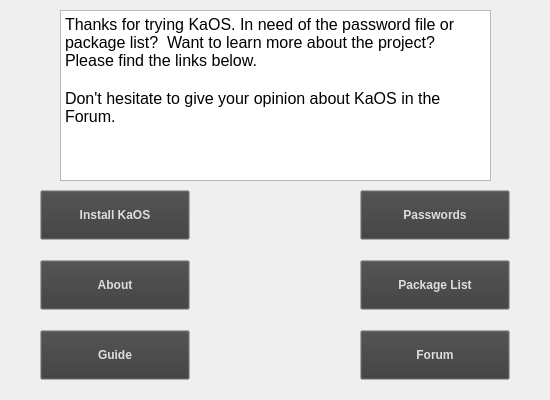
This is mainwindow.ui in netrunner/welcome as Qt 5 draws it before an edit. The edited form follows.
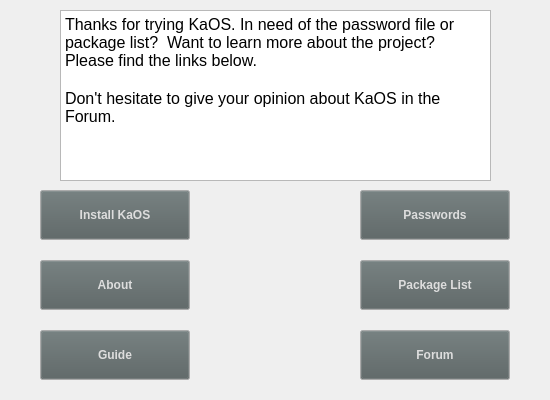
This is the edited form. Icons and pictures are not drawn.

Commit message: adjust button color to match window border

Diff of the .ui file:
```diff
--- a/mainwindow.ui
+++ b/mainwindow.ui
@@ -32,9 +32,9 @@
       <colorrole role="Button">
        <brush brushstyle="SolidPattern">
         <color alpha="255">
-         <red>42</red>
-         <green>41</green>
-         <blue>41</blue>
+         <red>86</red>
+         <green>96</green>
+         <blue>96</blue>
         </color>
        </brush>
       </colorrole>
@@ -52,9 +52,9 @@
       <colorrole role="Button">
        <brush brushstyle="SolidPattern">
         <color alpha="255">
-         <red>60</red>
-         <green>59</green>
-         <blue>59</blue>
+         <red>86</red>
+         <green>96</green>
+         <blue>96</blue>
         </color>
        </brush>
       </colorrole>
@@ -72,9 +72,9 @@
       <colorrole role="Button">
        <brush brushstyle="SolidPattern">
         <color alpha="255">
-         <red>217</red>
-         <green>216</green>
-         <blue>216</blue>
+         <red>86</red>
+         <green>96</green>
+         <blue>96</blue>
         </color>
        </brush>
       </colorrole>
@@ -118,9 +118,9 @@
       <colorrole role="Button">
        <brush brushstyle="SolidPattern">
         <color alpha="255">
-         <red>42</red>
-         <green>41</green>
-         <blue>41</blue>
+         <red>86</red>
+         <green>96</green>
+         <blue>96</blue>
         </color>
        </brush>
       </colorrole>
@@ -138,9 +138,9 @@
       <colorrole role="Button">
        <brush brushstyle="SolidPattern">
         <color alpha="255">
-         <red>60</red>
-         <green>59</green>
-         <blue>59</blue>
+         <red>86</red>
+         <green>96</green>
+         <blue>96</blue>
         </color>
        </brush>
       </colorrole>
@@ -158,9 +158,9 @@
       <colorrole role="Button">
        <brush brushstyle="SolidPattern">
         <color alpha="255">
-         <red>217</red>
-         <green>216</green>
-         <blue>216</blue>
+         <red>86</red>
+         <green>96</green>
+         <blue>96</blue>
         </color>
        </brush>
       </colorrole>
@@ -201,9 +201,9 @@
       <colorrole role="Button">
        <brush brushstyle="SolidPattern">
         <color alpha="255">
-         <red>42</red>
-         <green>41</green>
-         <blue>41</blue>
+         <red>86</red>
+         <green>96</green>
+         <blue>96</blue>
         </color>
        </brush>
       </colorrole>
@@ -221,9 +221,9 @@
       <colorrole role="Button">
        <brush brushstyle="SolidPattern">
         <color alpha="255">
-         <red>60</red>
-         <green>59</green>
-         <blue>59</blue>
+         <red>86</red>
+         <green>96</green>
+         <blue>96</blue>
         </color>
        </brush>
       </colorrole>
@@ -241,9 +241,9 @@
       <colorrole role="Button">
        <brush brushstyle="SolidPattern">
         <color alpha="255">
-         <red>217</red>
-         <green>216</green>
-         <blue>216</blue>
+         <red>86</red>
+         <green>96</green>
+         <blue>96</blue>
         </color>
        </brush>
       </colorrole>
@@ -284,9 +284,9 @@
       <colorrole role="Button">
        <brush brushstyle="SolidPattern">
         <color alpha="255">
-         <red>42</red>
-         <green>41</green>
-         <blue>41</blue>
+         <red>86</red>
+         <green>96</green>
+         <blue>96</blue>
         </color>
        </brush>
       </colorrole>
@@ -304,9 +304,9 @@
       <colorrole role="Button">
        <brush brushstyle="SolidPattern">
         <color alpha="255">
-         <red>60</red>
-         <green>59</green>
-         <blue>59</blue>
+         <red>86</red>
+         <green>96</green>
+         <blue>96</blue>
         </color>
        </brush>
       </colorrole>
@@ -324,9 +324,9 @@
       <colorrole role="Button">
        <brush brushstyle="SolidPattern">
         <color alpha="255">
-         <red>217</red>
-         <green>216</green>
-         <blue>216</blue>
+         <red>86</red>
+         <green>96</green>
+         <blue>96</blue>
         </color>
        </brush>
       </colorrole>
@@ -367,9 +367,9 @@
       <colorrole role="Button">
        <brush brushstyle="SolidPattern">
         <color alpha="255">
-         <red>42</red>
-         <green>41</green>
-         <blue>41</blue>
+         <red>86</red>
+         <green>96</green>
+         <blue>96</blue>
         </color>
        </brush>
       </colorrole>
@@ -387,9 +387,9 @@
       <colorrole role="Button">
        <brush brushstyle="SolidPattern">
         <color alpha="255">
-         <red>60</red>
-         <green>59</green>
-         <blue>59</blue>
+         <red>86</red>
+         <green>96</green>
+         <blue>96</blue>
         </color>
        </brush>
       </colorrole>
@@ -407,9 +407,9 @@
       <colorrole role="Button">
        <brush brushstyle="SolidPattern">
         <color alpha="255">
-         <red>217</red>
-         <green>216</green>
-         <blue>216</blue>
+         <red>86</red>
+         <green>96</green>
+         <blue>96</blue>
         </color>
        </brush>
       </colorrole>
@@ -450,9 +450,9 @@
       <colorrole role="Button">
        <brush brushstyle="SolidPattern">
         <color alpha="255">
-         <red>42</red>
-         <green>41</green>
-         <blue>41</blue>
+         <red>86</red>
+         <green>96</green>
+         <blue>96</blue>
         </color>
        </brush>
       </colorrole>
@@ -470,9 +470,9 @@
       <colorrole role="Button">
        <brush brushstyle="SolidPattern">
         <color alpha="255">
-         <red>60</red>
-         <green>59</green>
-         <blue>59</blue>
+         <red>86</red>
+         <green>96</green>
+         <blue>96</blue>
         </color>
        </brush>
       </colorrole>
@@ -490,9 +490,9 @@
       <colorrole role="Button">
        <brush brushstyle="SolidPattern">
         <color alpha="255">
-         <red>217</red>
-         <green>216</green>
-         <blue>216</blue>
+         <red>86</red>
+         <green>96</green>
+         <blue>96</blue>
         </color>
        </brush>
       </colorrole>
```
Left out of the diff: 2 changed lines with no effect on the pictures.
